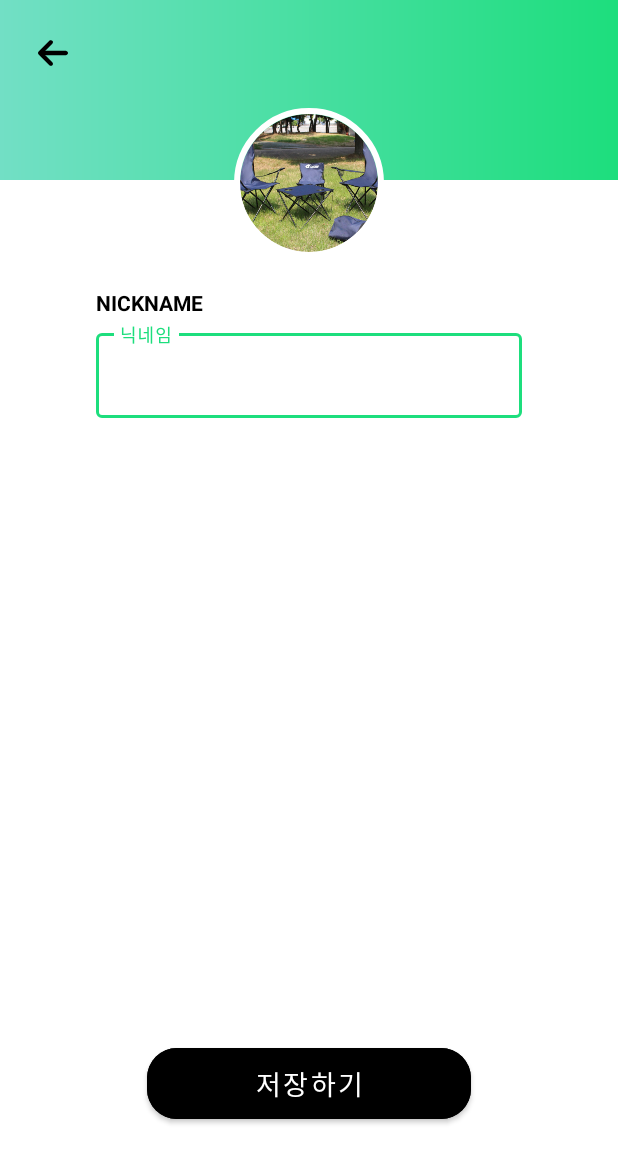
After one commit to KSangH/2021-Capstone-Design, an Android app: the EditProfileActivity screen opened directly, with no data from a screen before it, on a phone screen of 412 x 824 dp. The commit adds this screen. Shown: the top 1163 px of the screen. Run offline under Robolectric (Android 15) with nearby library versions, the phone set to English and light mode, and no system bars; our stand-ins replace CircleImageView.

Commit message:
[Android] EditProfileActivity 추가, 닉네임 변경 구현

```diff
--- a/Android/Campong/app/src/main/AndroidManifest.xml
+++ b/Android/Campong/app/src/main/AndroidManifest.xml
@@ -12,7 +12,7 @@
         android:supportsRtl="true"
         android:theme="@style/Theme.Campong"
         android:usesCleartextTraffic="true">
-
+        <activity android:name=".view.EditProfileActivity"></activity>
         <activity android:name=".view.SearchActivity" />
         <activity android:name=".view.FilterActivity" />
         <activity
--- /dev/null
+++ b/Android/Campong/app/src/main/java/com/basecamp/campong/view/EditProfileActivity.kt
@@ -0,0 +1,36 @@
+package com.basecamp.campong.view
+
+import android.os.Bundle
+import android.view.View
+import android.widget.Toast
+import androidx.appcompat.app.AppCompatActivity
+import com.basecamp.campong.databinding.ActivityEditProfileBinding
+import com.basecamp.campong.retrofit.RetrofitManager
+
+class EditProfileActivity : AppCompatActivity() {
+    private lateinit var mBinding: ActivityEditProfileBinding
+
+    override fun onCreate(savedInstanceState: Bundle?) {
+        super.onCreate(savedInstanceState)
+
+        mBinding = ActivityEditProfileBinding.inflate(layoutInflater)
+
+        setContentView(mBinding.root)
+    }
+
+    fun editProfile(view: View) {
+        RetrofitManager.instance.requestUpdateNick(mBinding.usernickEditText.text.toString()) {
+            when (it) {
+                0 -> {
+                    Toast.makeText(applicationContext, "닉네임이 변경되었습니다.", Toast.LENGTH_SHORT)
+                        .show()
+                    finish()
+                }
+                else -> {
+                    Toast.makeText(applicationContext, "닉네임 변경에 실패하였습니다.", Toast.LENGTH_SHORT)
+                        .show()
+                }
+            }
+        }
+    }
+}
--- /dev/null
+++ b/Android/Campong/app/src/main/res/layout/activity_edit_profile.xml
@@ -0,0 +1,81 @@
+<?xml version="1.0" encoding="utf-8"?>
+<androidx.constraintlayout.widget.ConstraintLayout xmlns:android="http://schemas.android.com/apk/res/android"
+    xmlns:app="http://schemas.android.com/apk/res-auto"
+    android:id="@+id/mypageFragment"
+    android:layout_width="match_parent"
+    android:layout_height="match_parent">
+
+    <View
+        android:id="@+id/backgroundView"
+        android:layout_width="match_parent"
+        android:layout_height="120dp"
+        android:background="@drawable/background_main_color"
+        app:layout_constraintTop_toTopOf="parent" />
+
+    <ImageButton
+        android:layout_width="70dp"
+        android:layout_height="70dp"
+        android:backgroundTint="@android:color/transparent"
+        android:src="@drawable/ic_arrow"
+        app:layout_constraintStart_toStartOf="parent"
+        app:layout_constraintTop_toTopOf="parent" />
+
+    <de.hdodenhof.circleimageview.CircleImageView
+        android:id="@+id/profileImageView"
+        android:layout_width="100dp"
+        android:layout_height="100dp"
+        android:layout_marginTop="72dp"
+        android:src="@drawable/camping"
+        app:civ_border_color="@color/white"
+        app:civ_border_width="4dp"
+        app:layout_constraintEnd_toEndOf="parent"
+        app:layout_constraintStart_toStartOf="parent"
+        app:layout_constraintTop_toTopOf="@+id/backgroundView" />
+
+    <TextView
+        android:id="@+id/usernickLabel"
+        android:layout_width="wrap_content"
+        android:layout_height="wrap_content"
+        android:layout_marginStart="64dp"
+        android:layout_marginTop="20dp"
+        android:text="NICKNAME"
+        android:textColor="@color/black"
+        android:textStyle="bold"
+        app:layout_constraintStart_toStartOf="parent"
+        app:layout_constraintTop_toBottomOf="@+id/profileImageView" />
+
+    <com.google.android.material.textfield.TextInputLayout
+        android:id="@+id/usernickTextInput"
+        style="@style/Widget.MaterialComponents.TextInputLayout.OutlinedBox"
+        android:layout_width="match_parent"
+        android:layout_height="wrap_content"
+        android:layout_marginHorizontal="64dp"
+        android:layout_marginTop="5dp"
+        app:layout_constraintTop_toBottomOf="@+id/usernickLabel">
+
+        <com.google.android.material.textfield.TextInputEditText
+            android:id="@+id/usernickEditText"
+            android:layout_width="match_parent"
+            android:layout_height="wrap_content"
+            android:hint="닉네임"
+            android:inputType="text" />
+    </com.google.android.material.textfield.TextInputLayout>
+
+    <Button
+        android:id="@+id/saveButton"
+        android:layout_width="wrap_content"
+        android:layout_height="wrap_content"
+        android:layout_marginBottom="72dp"
+        android:backgroundTint="@color/black"
+        android:onClick="editProfile"
+        android:paddingHorizontal="72dp"
+        android:paddingVertical="10dp"
+        android:text="저장하기"
+        android:textColor="@color/white"
+        android:textSize="18sp"
+        app:cornerRadius="20dp"
+        app:layout_constraintBottom_toBottomOf="parent"
+        app:layout_constraintEnd_toEndOf="parent"
+        app:layout_constraintStart_toStartOf="parent" />
+
+</androidx.constraintlayout.widget.ConstraintLayout>
--- a/Android/Campong/app/src/main/res/layout/fragment_mypage.xml
+++ b/Android/Campong/app/src/main/res/layout/fragment_mypage.xml
@@ -41,7 +41,7 @@
         app:layout_constraintTop_toBottomOf="@id/profile" />
 
     <Button
-        android:id="@+id/button"
+        android:id="@+id/goToEditProfileButton"
         android:layout_width="match_parent"
         android:layout_height="40dp"
         android:layout_marginHorizontal="100dp"
@@ -62,7 +62,7 @@
         android:text="로그아웃"
         android:textStyle="bold"
         app:backgroundTint="#818181"
-        app:layout_constraintTop_toBottomOf="@id/button"
+        app:layout_constraintTop_toBottomOf="@id/goToEditProfileButton"
 
         />
 
```
Also changed, not shown: Android/Campong/app/src/main/java/com/basecamp/campong/retrofit/RetrofitManager.kt (+40 -0 lines), Android/Campong/app/src/main/java/com/basecamp/campong/retrofit/RetrofitService.kt (+7 -1 lines), Android/Campong/app/src/main/java/com/basecamp/campong/view/fragments/MypageFragment.kt (+19 -1 lines).
